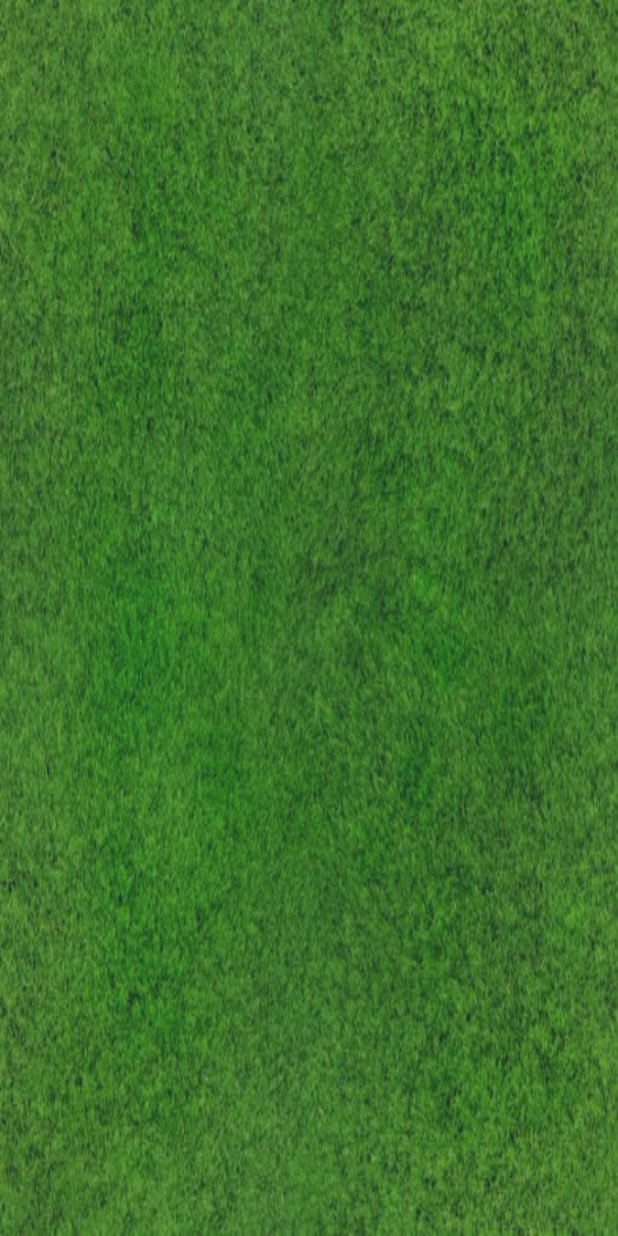
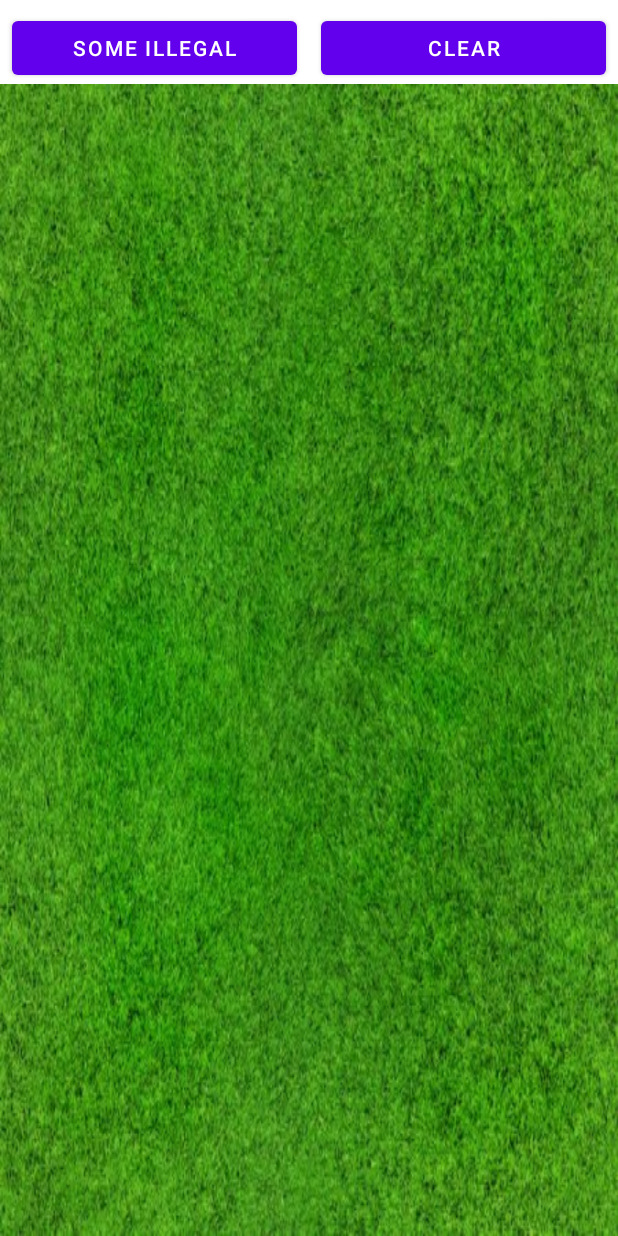
Before and after one commit to Egor-Ruban/Bubble, an Android app: the layout activity_main.xml on its own in the app's theme, with its tools: preview values and no code run, on a phone screen of 412 x 824 dp. Run offline under Robolectric (Android 15) with nearby library versions, the light colour scheme and no system bars.

Commit message:
fixed bugs with dragging

```diff
--- a/app/src/main/res/layout/activity_main.xml
+++ b/app/src/main/res/layout/activity_main.xml
@@ -4,7 +4,46 @@
     xmlns:tools="http://schemas.android.com/tools"
     android:layout_width="match_parent"
     android:layout_height="match_parent"
-    android:background="@drawable/grass"
+
     android:backgroundTintMode="src_over"
     android:backgroundTint="#40473770"
-    tools:context=".MainActivity"/>
+    tools:context=".MainActivity">
+
+    <Button
+        android:id="@+id/design"
+        android:layout_width="0dp"
+        android:layout_height="wrap_content"
+        android:layout_margin="8dp"
+        android:text="some illegal"
+        app:layout_constraintLeft_toLeftOf="parent"
+        app:layout_constraintRight_toLeftOf="@id/clear"
+        app:layout_constraintTop_toTopOf="parent" />
+
+    <Button
+        android:id="@+id/clear"
+        android:layout_width="0dp"
+        android:layout_height="wrap_content"
+        android:layout_margin="8dp"
+        android:text="clear"
+        app:layout_constraintLeft_toRightOf="@id/design"
+        app:layout_constraintRight_toRightOf="parent"
+        app:layout_constraintTop_toTopOf="parent" />
+    <androidx.constraintlayout.widget.Barrier
+        android:id="@+id/startField"
+        android:layout_width="0dp"
+        android:layout_height="1dp"
+        app:layout_constraintEnd_toEndOf="parent"
+        app:layout_constraintStart_toStartOf="parent"
+        app:layout_constraintTop_toBottomOf="@+id/design"/>
+
+    <androidx.constraintlayout.widget.ConstraintLayout
+        android:id="@+id/field"
+        android:layout_width="0dp"
+        android:layout_height="0dp"
+        android:layout_marginEnd="0dp"
+        android:background="@drawable/grass"
+        app:layout_constraintBottom_toBottomOf="parent"
+        app:layout_constraintEnd_toEndOf="parent"
+        app:layout_constraintStart_toStartOf="parent"
+        app:layout_constraintTop_toBottomOf="@+id/startField" />
+</androidx.constraintlayout.widget.ConstraintLayout>
--- a/app/src/main/res/values-night/themes.xml
+++ b/app/src/main/res/values-night/themes.xml
@@ -1,6 +1,6 @@
 <resources xmlns:tools="http://schemas.android.com/tools">
     <!-- Base application theme. -->
-    <style name="Theme.HastaLaVistaBubble" parent="Theme.MaterialComponents.DayNight.NoActionBar">
+    <style name="bubble" parent="Theme.MaterialComponents.DayNight.NoActionBar">
         <!-- Primary brand color. -->
         <item name="colorPrimary">@color/purple_200</item>
         <item name="colorPrimaryVariant">@color/purple_700</item>
--- a/app/src/main/res/values/strings.xml
+++ b/app/src/main/res/values/strings.xml
@@ -1,3 +1,3 @@
 <resources>
-    <string name="app_name">Hasta La Vista Bubble</string>
+    <string name="app_name">Bubbles</string>
 </resources>
--- a/app/src/main/res/values/themes.xml
+++ b/app/src/main/res/values/themes.xml
@@ -1,6 +1,6 @@
 <resources xmlns:tools="http://schemas.android.com/tools">
     <!-- Base application theme. -->
-    <style name="Theme.HastaLaVistaBubble" parent="Theme.MaterialComponents.DayNight.NoActionBar">
+    <style name="bubble" parent="Theme.MaterialComponents.DayNight.NoActionBar">
         <!-- Primary brand color. -->
         <item name="colorPrimary">@color/purple_500</item>
         <item name="colorPrimaryVariant">@color/purple_700</item>
```
Also changed, not shown: app/src/main/AndroidManifest.xml (+4 -3 lines), app/src/main/java/com/example/bubbles/Bubble.kt (renamed from app/src/main/java/com/example/hastalavistabubble/Bubble.kt, +24 -14 lines), app/src/main/java/com/example/bubbles/BubbleTouchListener.kt (added, +94 -0 lines), app/src/main/java/com/example/bubbles/MainActivity.kt (added, +119 -0 lines), app/src/main/java/com/example/hastalavistabubble/BubbleTouchListener.kt (deleted, +0 -52 lines), app/src/main/java/com/example/hastalavistabubble/MainActivity.kt (deleted, +0 -53 lines), 4 other files.
